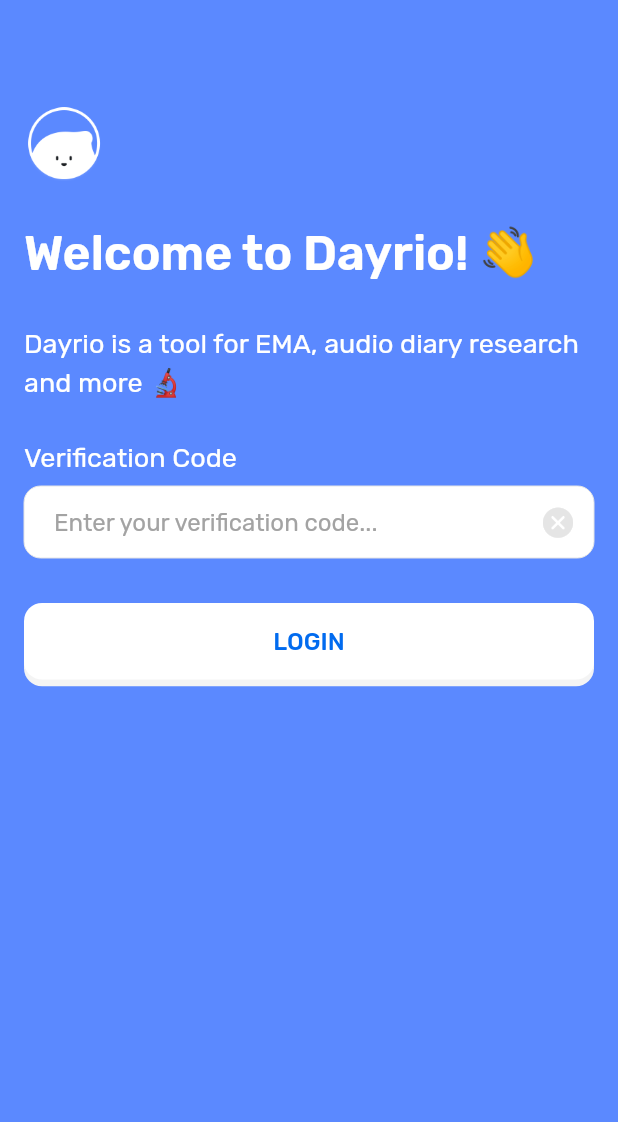
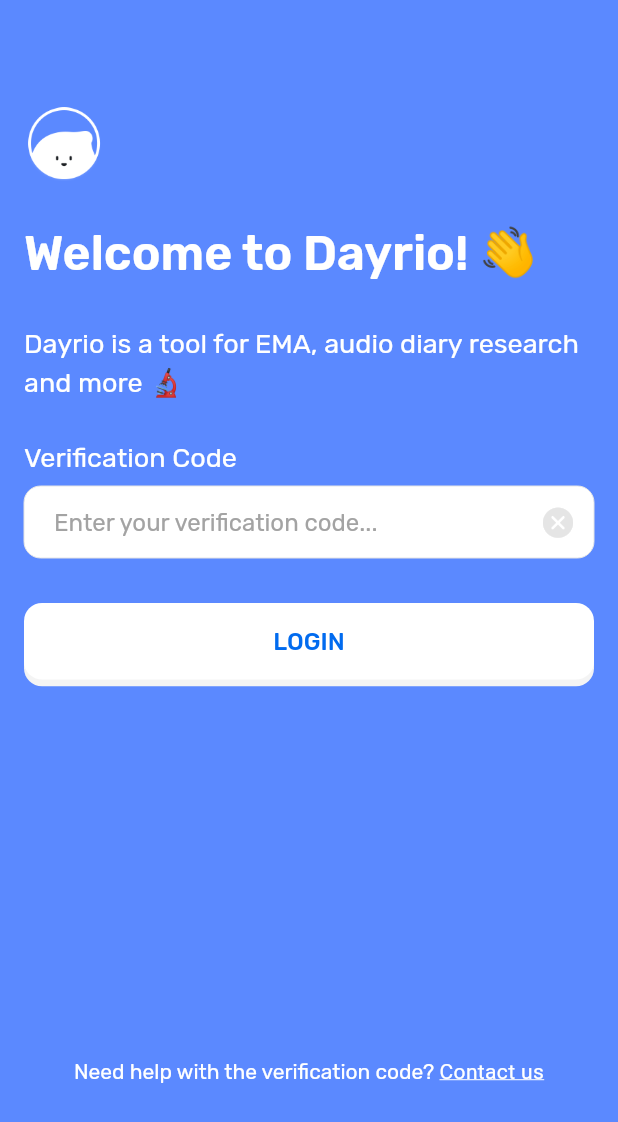
Before and after one commit to AppHatchery/Fabla-Front-end, a Flutter app: the screen it shows after launch, on a phone screen of 412 x 824 dp. Shown: the top 1122 px of the screen. Run offline on Flutter 3.47's test engine with Material 2 defaults, Android fonts, the phone set to English and light mode, and no system bars; our stand-ins replace audioplayers, awesome_notifications, bloc, equatable, flutter_bloc, flutter_screenutil and 7 more; missing offline and left inert: amplify_auth_cognito, amplify_flutter, amplify_storage_s3, audio_session, aws_common, dart:ffi and 1 more; generated files the repository leaves out were written again.

Commit message:
Login Modified
Added the contact us button on the login page and it redirects the user to the mail app in their phone.

```diff
--- a/lib/screens/onboarding/presentation/pages/login.dart
+++ b/lib/screens/onboarding/presentation/pages/login.dart
@@ -5,6 +5,7 @@
 import 'package:audio_diaries_flutter/theme/custom_typography.dart';
 import 'package:flutter/material.dart';
 import 'package:flutter_bloc/flutter_bloc.dart';
+import 'package:url_launcher/url_launcher.dart';
 
 import '../../../../theme/custom_colors.dart';
 import '../../../../theme/resources/strings.dart';
@@ -29,14 +30,24 @@
 
   @override
   Widget build(BuildContext context) {
+    final height = MediaQuery.of(context).size.height;
+    final width = MediaQuery.of(context).size.width;
     return Scaffold(
       backgroundColor: CustomColors.backgroundSecondary,
       body: SafeArea(
         child: GestureDetector(
           onTap: () => FocusScope.of(context).unfocus(),
           child: SingleChildScrollView(
+            child: SizedBox(
+              height: height - 40,
+              width: width,
               child: Padding(
                 padding: const EdgeInsets.fromLTRB(16, 70, 16, 60),
+                child: Column(
+                  mainAxisAlignment: MainAxisAlignment.spaceBetween,
+                  crossAxisAlignment: CrossAxisAlignment.start,
+                  children: [
+                    SizedBox(
                       child: Column(
                         crossAxisAlignment: CrossAxisAlignment.start,
                         children: [
@@ -49,8 +60,8 @@
                             height: 24,
                           ),
                           Text("Welcome to Dayrio! ${Strings.wavingEmoji}",
-                      style: CustomTypography()
-                          .headlineLarge(color: CustomColors.textWhite)),
+                              style: CustomTypography().headlineLarge(
+                                  color: CustomColors.textWhite)),
                           const SizedBox(
                             height: 24,
                           ),
@@ -61,7 +72,6 @@
                           const SizedBox(
                             height: 24,
                           ),
-                  // ADD HERE
                           BlocConsumer<LoginCubit, LoginState>(
                               builder: (context, state) {
                             if (state is LoginInitial) {
@@ -76,7 +86,8 @@
                               Navigator.push(
                                   context,
                                   MaterialPageRoute(
-                              builder: (context) => const ConfrimJoiningPage()));
+                                      builder: (context) =>
+                                          const ConfrimJoiningPage()));
                             } else if (state is LoginError) {
                               setState(() {
                                 error = true;
@@ -84,6 +95,34 @@
                             }
                           })
                         ],
+                      ),
+                    ),
+                    Row(
+                      mainAxisAlignment: MainAxisAlignment.center,
+                      children: [
+                        Text(
+                          "Need help with the verification code? ",
+                          style: CustomTypography()
+                              .bodyMedium(color: CustomColors.textWhite),
+                        ),
+                        GestureDetector(
+                            onTap: () => launchEmail(),
+                            child: Text(
+                              "Contact us",
+                              style: TextStyle(
+                                  fontSize:
+                                      CustomTypography().bodyMedium().fontSize,
+                                  fontWeight: CustomTypography()
+                                      .bodyMedium()
+                                      .fontWeight,
+                                  decoration: TextDecoration.underline,
+                                  decorationColor: CustomColors.textWhite,
+                                  color: CustomColors.textWhite),
+                            )),
+                      ],
+                    )
+                  ],
+                ),
               ),
             ),
           ),
@@ -140,4 +179,23 @@
       loginCubit.login(controller.text);
     }
   }
+
+  Future<void> launchEmail() async {
+    final uri = Uri(
+        scheme: "mailto",
+        path: "johnDoe@example.com",
+        query: encodeQueryParameters(<String, String>{
+          'subject': 'Need help with the verfication code',
+          'body': 'I have a problem with my study code:'
+        }));
+
+    await launchUrl(uri);
   }
+
+  String? encodeQueryParameters(Map<String, String> params) {
+    return params.entries
+        .map((MapEntry<String, String> e) =>
+            '${Uri.encodeComponent(e.key)}=${Uri.encodeComponent(e.value)}')
+        .join('&');
+  }
+}
--- a/pubspec.yaml
+++ b/pubspec.yaml
@@ -72,6 +72,9 @@
   #Notification
   awesome_notifications: ^0.7.4+1
 
+  #URL Launcher
+  url_launcher: ^6.1.14
+
 dev_dependencies:
   flutter_test:
     sdk: flutter
```
Also changed, not shown: 2 other files. Lines whose indentation alone changed are shown as unchanged.
